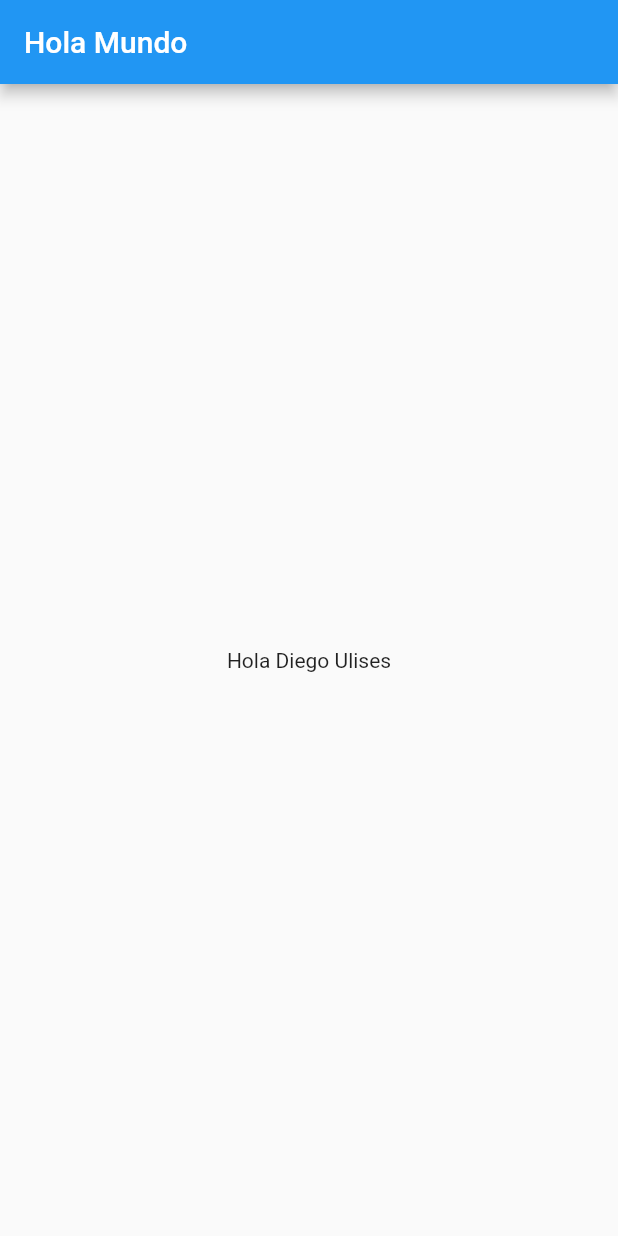
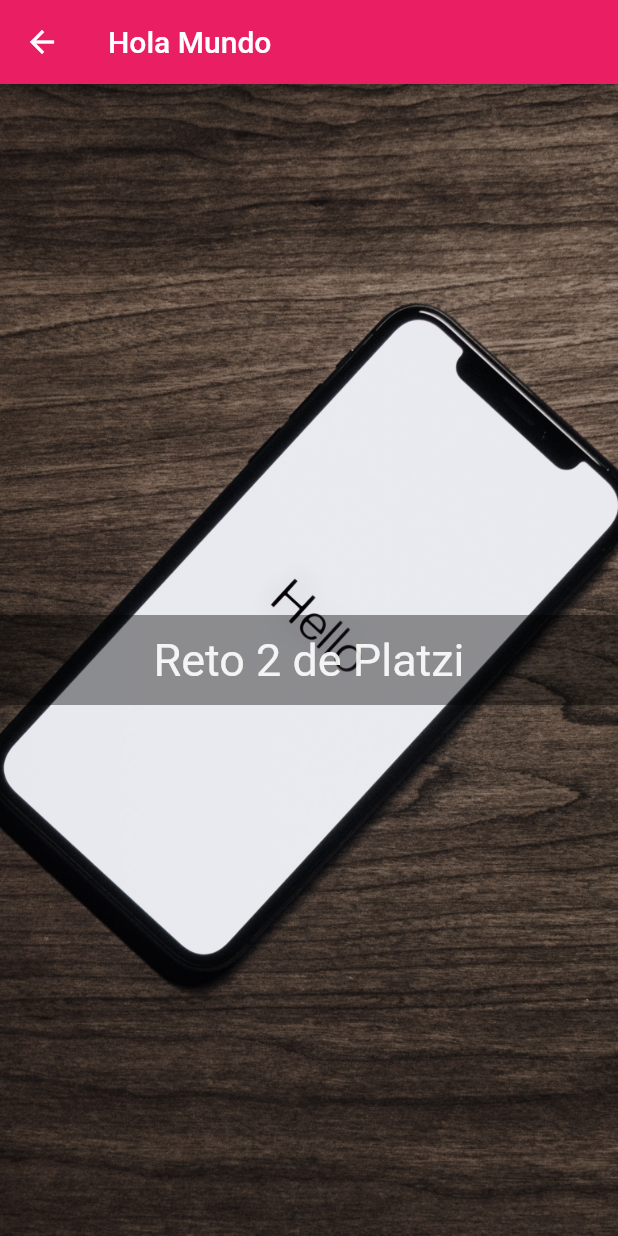
Before and after one commit to du-ulises/Curso-de-Flutter, a Flutter app: the screen it shows after launch, on a phone screen of 412 x 824 dp. Run offline on Flutter 3.47's test engine with Material 2 defaults, Android fonts, the phone set to English and light mode, and no system bars.

Commit message:
Segundo Reto

```diff
--- a/platzi_trips_app/lib/main.dart
+++ b/platzi_trips_app/lib/main.dart
@@ -18,14 +18,35 @@ class MyApp extends StatelessWidget {
         // or simply save your changes to "hot reload" in a Flutter IDE).
         // Notice that the counter didn't reset back to zero; the application
         // is not restarted.
-        primarySwatch: Colors.blue,
+        primarySwatch: Colors.pink,
       ),
       home: Scaffold(
         appBar: AppBar(
+          leading: Icon(Icons.arrow_back),
           title: Text("Hola Mundo"),
         ),
-        body: Center(
-          child: Text("Hola Diego Ulises"),
+        body: Container(
+          decoration: BoxDecoration(
+            image: DecorationImage(
+                image: AssetImage('assets/images/cellphone-device-electronics.jpg'),
+                fit: BoxFit.cover
+            )
+          ),
+          child: Center(
+            child: Container(
+              height: 60.0,
+              color: Color.fromRGBO(0, 0, 0, 0.4),
+              child: Center(
+                child: Text(
+                  "Reto 2 de Platzi",
+                  style: TextStyle(
+                    color: Color.fromRGBO(255, 255, 255, 0.9),
+                    fontSize: 30.0
+                  ),
+                ),
+              ),
+            ),
+          ),
         ),
       ) //MyHomePage(title: 'Flutter Demo Home Page'),
     );
--- a/platzi_trips_app/pubspec.yaml
+++ b/platzi_trips_app/pubspec.yaml
@@ -44,6 +44,8 @@ flutter:
   # assets:
   #  - images/a_dot_burr.jpeg
   #  - images/a_dot_ham.jpeg
+  assets:
+    - assets/images/
 
   # An image asset can refer to one or more resolution-specific "variants", see
   # https://flutter.dev/assets-and-images/#resolution-aware.
```
Also changed, not shown: platzi_trips_app/assets/images/cellphone-device-electronics.jpg (added).
